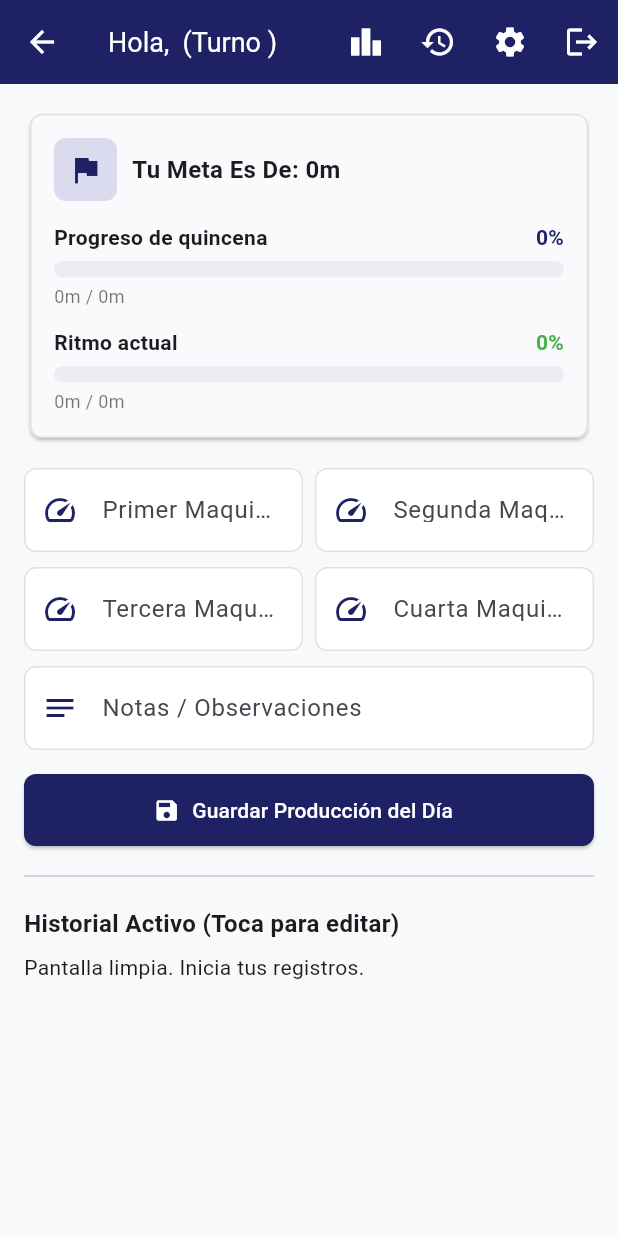
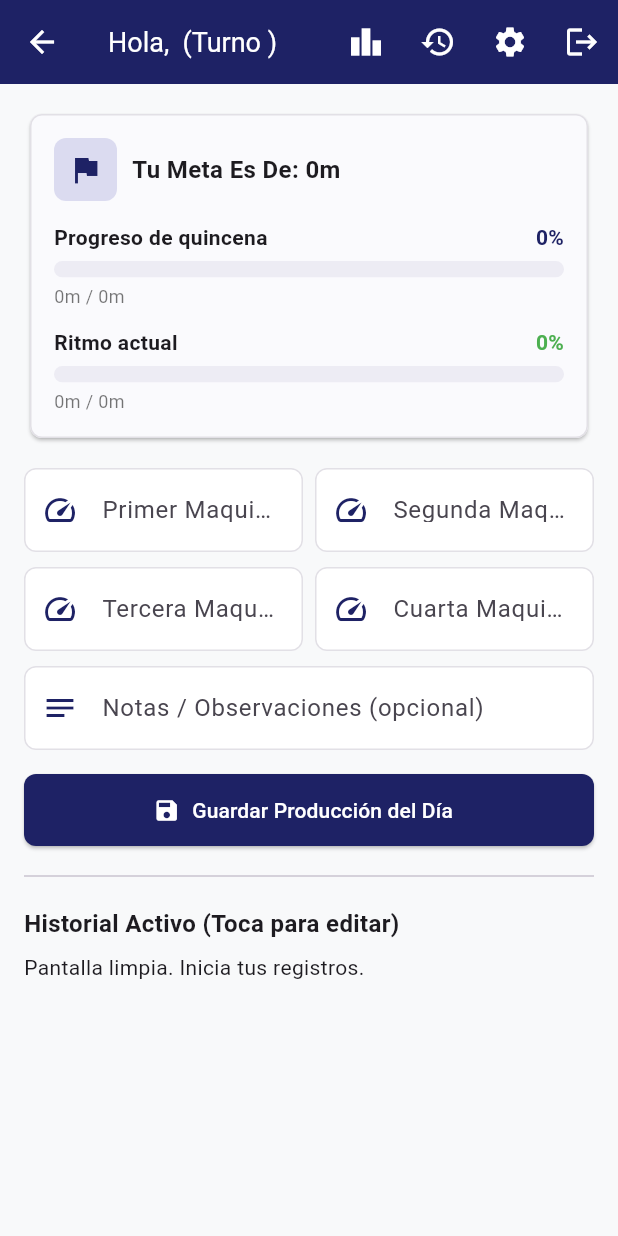
Before and after one commit to Rigodonin/GoldenMobile, a Flutter app: the OperadorScreen screen opened by its route, on a phone screen of 412 x 824 dp. Run offline on Flutter 3.47's test engine with Material 3 defaults, Android fonts, the phone set to English and light mode, and no system bars; our stand-ins replace supabase_flutter; accounts and stored records are empty.

```diff
--- a/lib/screens/operador_screen.dart
+++ b/lib/screens/operador_screen.dart
@@ -1100,7 +1100,7 @@ class _OperadorScreenState extends State<OperadorScreen> {
             TextField(
               controller: _notasController,
               decoration: _decoracionCampo(
-                'Notas / Observaciones',
+                'Notas / Observaciones (opcional)',
                 Icons.notes,
               ),
             ),
```
Also changed, not shown: 3 other files.
